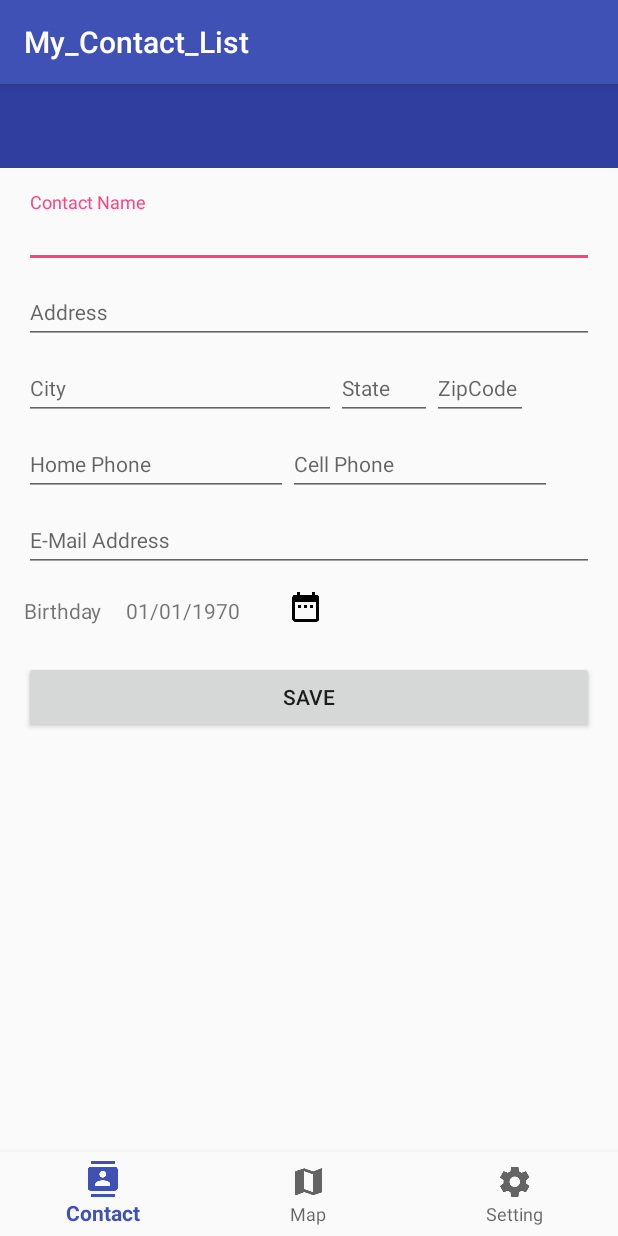
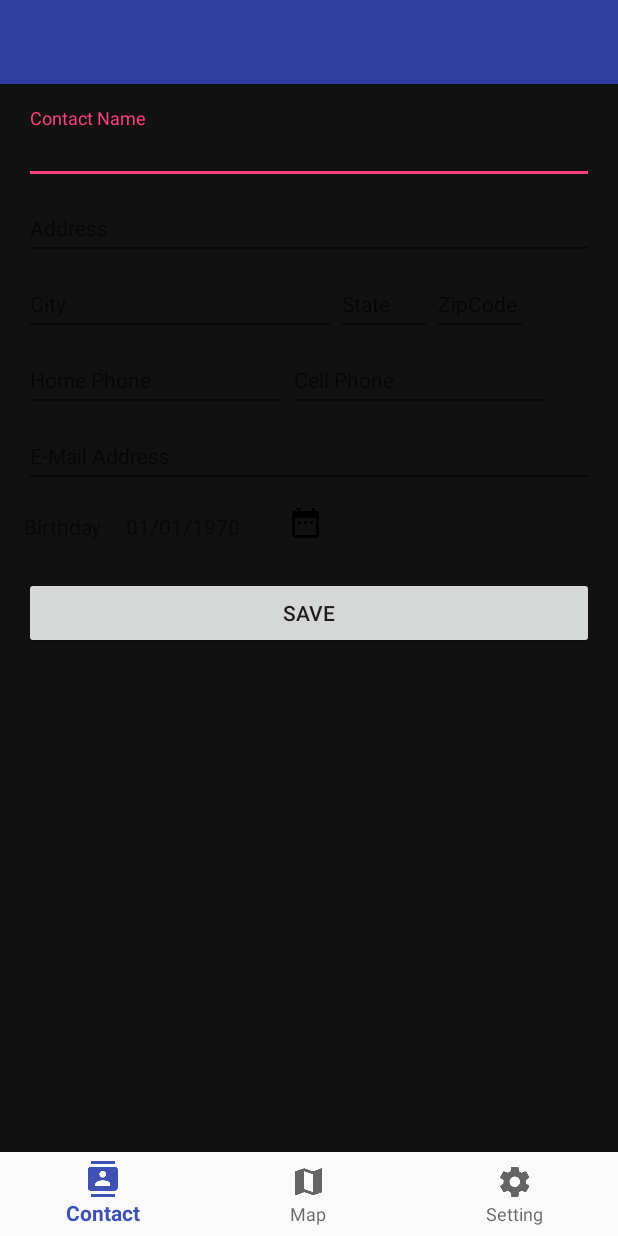
Before and after one commit to wisetyni/My_Contact_List, an Android app: the screen it shows after launch (ContactListActivity), on a phone screen of 412 x 824 dp. Run offline under Robolectric (Android 15) with nearby library versions, the phone set to English and light mode, and no system bars; our stand-ins replace Room's generated code.

Commit message:
added ability to change background color from settings.

```diff
--- a/app/src/main/AndroidManifest.xml
+++ b/app/src/main/AndroidManifest.xml
@@ -11,10 +11,10 @@
         android:theme="@style/AppTheme">
         <activity
             android:name=".ContactListActivity"
-            android:label="@string/app_name">
+            android:label="@string/app_name"
+            android:theme="@style/AppTheme.NoActionBar">
             <intent-filter>
                 <action android:name="android.intent.action.MAIN" />
-
                 <category android:name="android.intent.category.LAUNCHER" />
             </intent-filter>
         </activity>
--- a/app/src/main/java/mycontactlist/example/com/my_contact_list/ContactListActivity.java
+++ b/app/src/main/java/mycontactlist/example/com/my_contact_list/ContactListActivity.java
@@ -2,17 +2,22 @@ package mycontactlist.example.com.my_contact_list;
 
 import android.arch.lifecycle.ViewModelProviders;
 import android.content.Intent;
+import android.content.SharedPreferences;
+import android.graphics.Color;
 import android.os.Bundle;
+import android.preference.PreferenceManager;
 import android.support.annotation.NonNull;
 import android.support.design.widget.BottomNavigationView;
 import android.support.v4.app.DialogFragment;
 import android.support.v7.app.AppCompatActivity;
+import android.support.v7.widget.Toolbar;
 import android.telephony.PhoneNumberFormattingTextWatcher;
 import android.view.MenuItem;
 import android.view.View;
 import android.widget.Button;
 import android.widget.EditText;
 import android.widget.ImageView;
+import android.widget.RelativeLayout;
 import android.widget.TextView;
 
 public class ContactListActivity extends AppCompatActivity {
@@ -23,6 +28,9 @@ public class ContactListActivity extends AppCompatActivity {
     private EditText name, streetAddress, city, zipCode, homePhone, cellPhone, email, state;
     private Button saveContact;
     private BottomNavigationView navigation;
+    private RelativeLayout relativeLayout;
+    private SharedPreferences mSharedPreferences;
+    private Toolbar toolbar;
 
     private BottomNavigationView.OnNavigationItemSelectedListener mOnNavigationItemSelectedListener
             = new BottomNavigationView.OnNavigationItemSelectedListener() {
@@ -58,6 +66,10 @@ public class ContactListActivity extends AppCompatActivity {
         initializeViews();
         initTextChangedEvents();
 
+        relativeLayout.setBackgroundColor(Color.parseColor(mSharedPreferences.getString("background_color", "#111111")));
+        setSupportActionBar(toolbar);
+        getSupportActionBar().setDisplayShowTitleEnabled(false);
+
         navigation.setOnNavigationItemSelectedListener(mOnNavigationItemSelectedListener);
 
         mCalendar.setOnClickListener(new View.OnClickListener() {
@@ -85,6 +97,9 @@ public class ContactListActivity extends AppCompatActivity {
     }
 
     private void initializeViews() {
+        relativeLayout = findViewById(R.id.container);
+        toolbar = findViewById(R.id.toolbar);
+        mSharedPreferences = PreferenceManager.getDefaultSharedPreferences(this);
         name = findViewById(R.id.editName);
         homePhone = findViewById(R.id.editHomePhone);
         cellPhone = findViewById(R.id.editCell);
--- a/app/src/main/java/mycontactlist/example/com/my_contact_list/ContactSettingsActivity.java
+++ b/app/src/main/java/mycontactlist/example/com/my_contact_list/ContactSettingsActivity.java
@@ -18,6 +18,7 @@ import android.preference.PreferenceManager;
 import android.preference.RingtonePreference;
 import android.text.TextUtils;
 import android.view.MenuItem;
+import android.view.Window;
 
 import java.util.List;
 
@@ -180,6 +181,7 @@ public class ContactSettingsActivity extends AppCompatPreferenceActivity {
             bindPreferenceSummaryToValue(findPreference("sort_order"));
             bindPreferenceSummaryToValue(findPreference("sort_contact_by"));
             bindPreferenceSummaryToValue(findPreference("background_color"));
+            //Window window = getActivity().getWindow().getWindowStyle().
         }
 
         @Override
--- a/app/src/main/res/layout/activity_contact_list.xml
+++ b/app/src/main/res/layout/activity_contact_list.xml
@@ -20,18 +20,17 @@
         android:layout_width="wrap_content"
         android:layout_height="wrap_content"
         android:textColor="@color/white"
-        android:gravity="left"
         tools:text="OFF"
         android:id="@+id/off"
         style="@style/TextAppearance.AppCompat.Widget.ActionBar.Title"/>
-        <TextView
-            android:layout_width="match_parent"
-            android:layout_height="wrap_content"
-            android:textColor="@color/white"
-            android:gravity="right"
-            tools:text="SAVE"
-            android:id="@+id/save"
-            style="@style/TextAppearance.AppCompat.Widget.ActionBar.Title"/>
+
+        <!--<TextView-->
+            <!--android:layout_width="match_parent"-->
+            <!--android:layout_height="wrap_content"-->
+            <!--android:textColor="@color/white"-->
+            <!--tools:text="SAVE"-->
+            <!--android:id="@+id/save"-->
+            <!--style="@style/TextAppearance.AppCompat.Widget.ActionBar.Title"/>-->
     </android.support.v7.widget.Toolbar>
 
     <ScrollView
--- a/app/src/main/res/values/strings.xml
+++ b/app/src/main/res/values/strings.xml
@@ -1,5 +1,5 @@
 <resources>
-    <string name="app_name">My_Contact_List</string>
+    <string name="app_name">My Contact List</string>
     <string name="title_home">Home</string>
     <string name="title_dashboard">Dashboard</string>
     <string name="title_contact">Contact</string>
--- a/app/src/main/res/values/styles.xml
+++ b/app/src/main/res/values/styles.xml
@@ -8,4 +8,9 @@
         <item name="colorAccent">@color/colorAccent</item>
     </style>
 
+    <style name="AppTheme.NoActionBar">
+        <item name="windowActionBar">false</item>
+        <item name="windowNoTitle">true</item>
+    </style>
+
 </resources>
```
